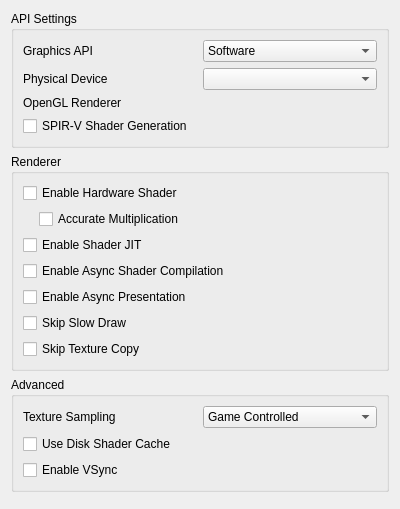
This is src/citra_qt/configuration/configure_graphics.ui in rtiangha/Citra-Enhanced as Qt 5 draws it before an edit. The edited form follows.
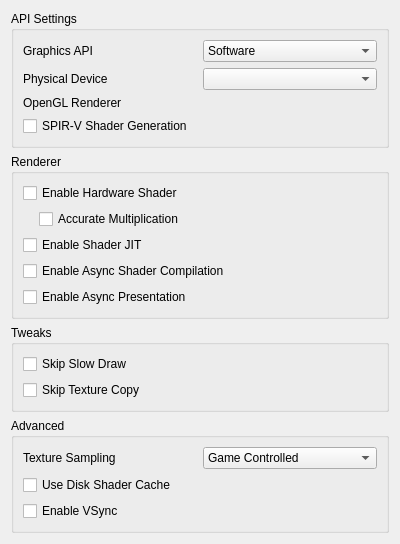
This is the edited form.

Commit message: Improve renderer tweaks UI for QT

Diff of the .ui file:
```diff
--- a/src/citra_qt/configuration/configure_graphics.ui
+++ b/src/citra_qt/configuration/configure_graphics.ui
@@ -231,6 +231,15 @@
         </property>
        </widget>
       </item>
+     </layout>
+    </widget>
+   </item>
+   <item>
+    <widget class="QGroupBox" name="rendererBox">
+     <property name="title">
+      <string>Tweaks</string>
+     </property>
+     <layout class="QVBoxLayout" name="verticalLayout_8">
       <item>
        <widget class="QCheckBox" name="toggle_skip_slow_draw">
         <property name="text">
```
